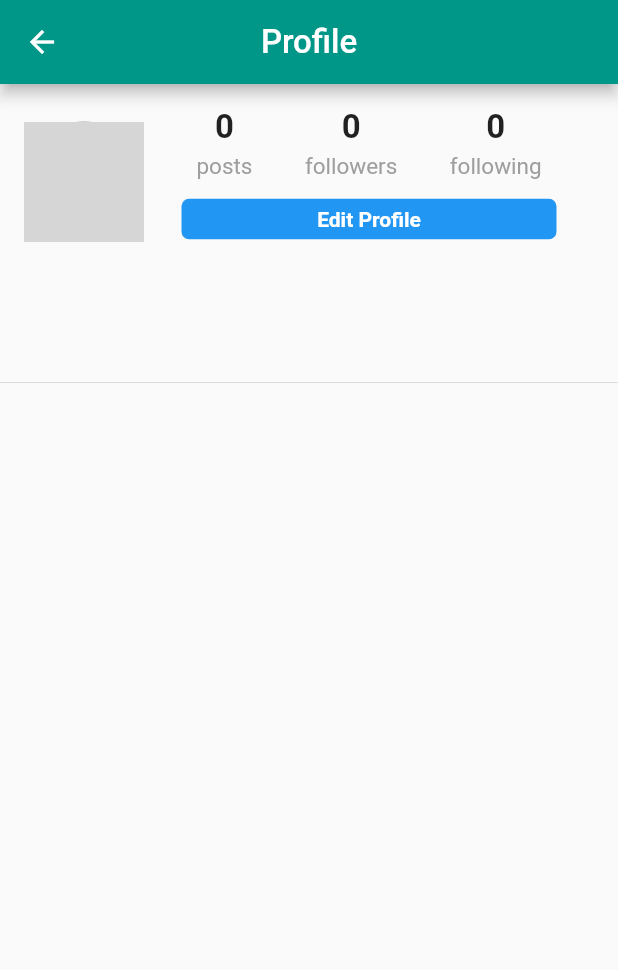
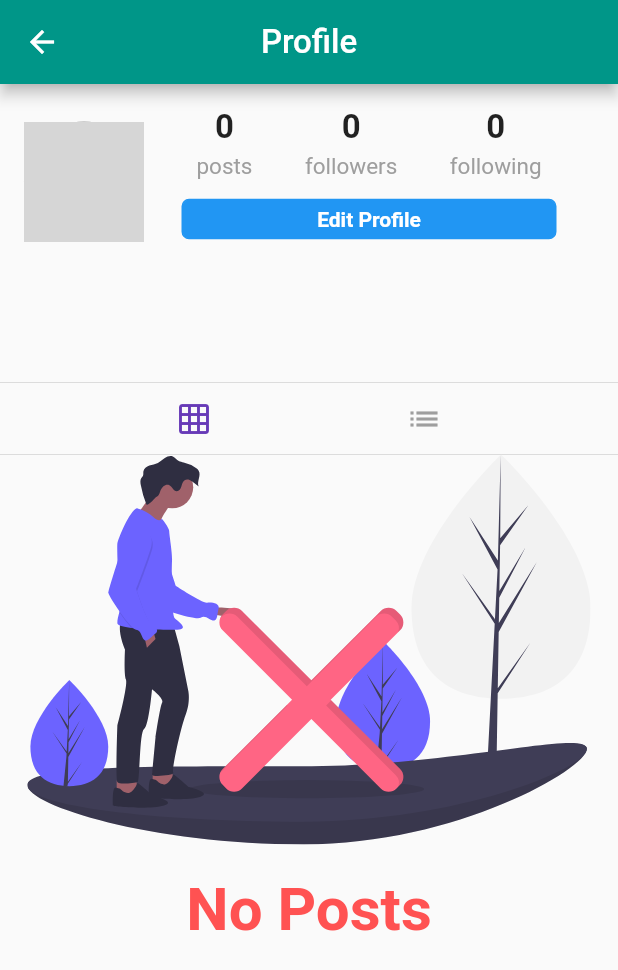
Before and after one commit to ArafatRohan93/PickUp, a Flutter app: the Profile screen opened directly, on a phone screen of 412 x 824 dp. Shown: the top 970 px of the screen. Run offline on Flutter 3.47's test engine with Material 2 defaults, Android fonts, the phone set to English and light mode, and no system bars; our stand-ins replace cached_network_image, cloud_firestore, firebase_storage, flutter_svg, geolocator, google_sign_in and 1 more; accounts and stored records are empty; network calls fail; grey boxes are pictures that could not be loaded.

Commit message:
Profile Page design & implementation

```diff
--- a/lib/pages/profile.dart
+++ b/lib/pages/profile.dart
@@ -1,11 +1,13 @@
 import 'package:cached_network_image/cached_network_image.dart';
 import 'package:cloud_firestore/cloud_firestore.dart';
 import 'package:flutter/material.dart';
+import 'package:flutter_svg/svg.dart';
 import 'package:fluttershare/models/user.dart';
 import 'package:fluttershare/pages/edit_profile.dart';
 import 'package:fluttershare/widgets/header.dart';
 import 'package:fluttershare/pages/home.dart';
 import 'package:fluttershare/widgets/post.dart';
+import 'package:fluttershare/widgets/post_tile.dart';
 import 'package:fluttershare/widgets/progress.dart';
 
 class Profile extends StatefulWidget {
@@ -19,6 +21,7 @@ class Profile extends StatefulWidget {
 
 class _ProfileState extends State<Profile> {
   final String currentUserId = currentUser?.id;
+  String postOrientation = "grid";
   bool isLoading = false;
   int postCount = 0;
   List<Post> posts = [];
@@ -206,8 +209,77 @@ class _ProfileState extends State<Profile> {
     if(isLoading){
       return circularProgress();
     }
-    return Column(
+    else if(posts.isEmpty){
+      return Container(
+      //color: Theme.of(context).accentColor.withOpacity(0.6),
+      child: Column(
+        mainAxisAlignment: MainAxisAlignment.center,
+        children: <Widget>[
+          SvgPicture.asset(
+            "assets/images/no_content.svg",
+            height: 260.0,
+          ),
+          Padding(
+              padding: EdgeInsets.only(top: 20.0),
+              child:  Text(
+                  'No Posts',
+                  style: TextStyle(
+                    color: Colors.redAccent,
+                    fontSize: 40.0,
+                    fontWeight: FontWeight.bold,
+                  ),
+                ),
+                ),
+        ],
+      ),
+    );
+    }
+    else if(postOrientation == "grid"){
+      List<GridTile> gridTiles = [];
+    posts.forEach((post) {
+      gridTiles.add(GridTile(child: PostTile(post: post)));
+     });
+
+     return GridView.count(
+       children: gridTiles,
+       crossAxisCount: 3,
+       childAspectRatio: 1.0,
+       mainAxisSpacing: 1.5,
+       crossAxisSpacing: 1.5,
+       shrinkWrap: true,
+       physics: NeverScrollableScrollPhysics(),
+     );
+    }
+    else if(postOrientation == "list")
+    {
+      return Column(
       children: posts,
+    );
+    }
+
+  }
+
+  setPostOrientation(String postOrientation)
+  {
+    setState(() {
+      this.postOrientation = postOrientation;
+    });
+  }
+  buildTogglePostOrientation(){
+    return Row(
+      mainAxisAlignment: MainAxisAlignment.spaceEvenly,
+      children: <Widget>[
+        IconButton(
+          onPressed: () => setPostOrientation("grid"),
+          icon: Icon(Icons.grid_on),
+          color: postOrientation == "grid" ? Theme.of(context).primaryColor : Colors.grey,
+        ),
+        IconButton(
+          onPressed:() => setPostOrientation("list"),
+          icon: Icon(Icons.list),
+          color: postOrientation == "list" ? Theme.of(context).primaryColor : Colors.grey,
+        ),
+      ],
     );
   }
 
@@ -219,6 +291,8 @@ class _ProfileState extends State<Profile> {
         children: <Widget>[
           buildProfileHeader(),
           Divider(height: 0.0),
+          buildTogglePostOrientation(),
+          Divider(height: 0.0),
           buildProfilePosts(),
         ],
       ),
--- a/lib/widgets/post.dart
+++ b/lib/widgets/post.dart
@@ -3,6 +3,7 @@ import 'package:cloud_firestore/cloud_firestore.dart';
 import 'package:flutter/material.dart';
 import 'package:fluttershare/models/user.dart';
 import 'package:fluttershare/pages/home.dart';
+import 'package:fluttershare/widgets/custom_image.dart';
 import 'package:fluttershare/widgets/progress.dart';
 
 class Post extends StatefulWidget {
@@ -124,7 +125,7 @@ class _PostState extends State<Post> {
           child: Stack(
             alignment: Alignment.center,
             children: <Widget>[
-              Image.network(mediaUrl),
+              cachedNetworkImage(mediaUrl),
             ],
           ),
         );
```
Also changed, not shown: lib/widgets/custom_image.dart (+13 -2 lines), lib/widgets/post_tile.dart (+10 -1 lines), 1 other file.
